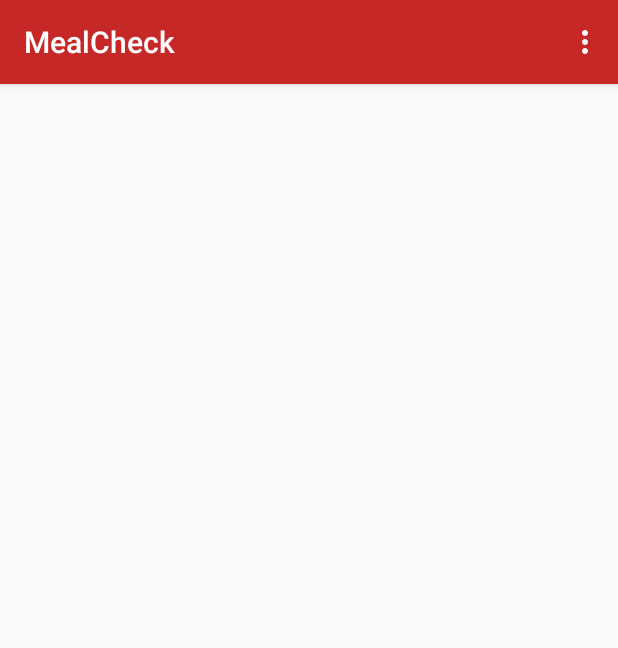
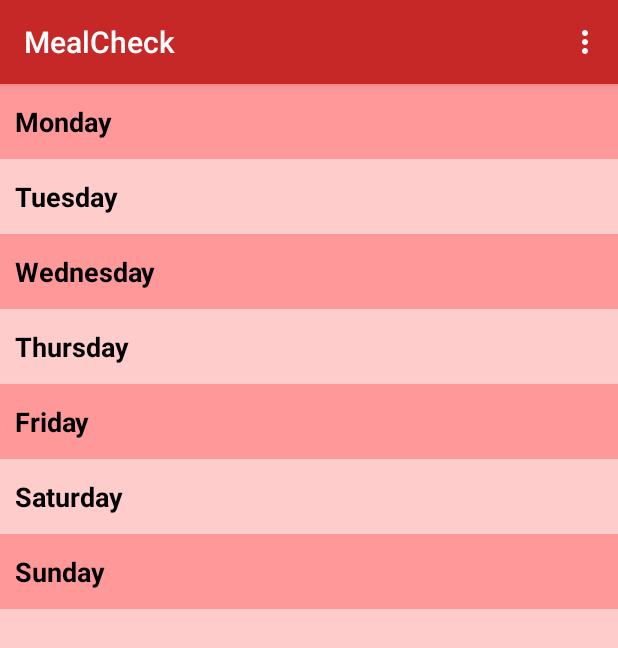
Before and after one commit to akash-kab/MealCheck, an Android app: the screen it shows after launch (MainActivity), on a phone screen of 412 x 824 dp. Shown: the top 648 px of the screen. Run offline under Robolectric (Android 15) with nearby library versions, the phone set to English and light mode, and no system bars; 1 statement that could not run was skipped.

Commit message:
Finish the main acivity xml file with all the labels and add colors and styles to make it cleaner.

```diff
--- /dev/null
+++ b/app/src/main/java/com/example/android/mealcheck/FoodActivity.java
@@ -0,0 +1,5 @@
+package com.example.android.mealcheck;
+
+public class FoodActivity {
+
+}
--- a/app/src/main/java/com/example/android/mealcheck/MainActivity.java
+++ b/app/src/main/java/com/example/android/mealcheck/MainActivity.java
@@ -1,10 +1,13 @@
 package com.example.android.mealcheck;
 
+import android.content.Intent;
 import android.support.v7.app.AppCompatActivity;
 import android.os.Bundle;
 import android.view.Menu;
 import android.view.MenuItem;
+import android.view.View;
 import android.widget.ListView;
+import android.widget.TextView;
 
 import java.util.ArrayList;
 
@@ -14,6 +17,17 @@ public class MainActivity extends AppCompatActivity {
     protected void onCreate(Bundle savedInstanceState) {
         super.onCreate(savedInstanceState);
         setContentView(R.layout.activity_main);
+
+
+        //Add Food from menu option
+        TextView add = (TextView) findViewById(R.id.add_food);
+        add.setOnClickListener(new View.OnClickListener() {
+            @Override
+            public void onClick(View view) {
+                Intent intent = new Intent(MainActivity.this, FoodActivity.class);
+                startActivity(intent);
+            }
+        });
 
 /*
         // testing adapter and listview.
--- a/app/src/main/res/layout/activity_main.xml
+++ b/app/src/main/res/layout/activity_main.xml
@@ -1,14 +1,49 @@
 <?xml version="1.0" encoding="utf-8"?>
-<RelativeLayout
+<LinearLayout
     xmlns:android="http://schemas.android.com/apk/res/android"
     xmlns:tools="http://schemas.android.com/tools"
     android:layout_width="match_parent"
     android:layout_height="match_parent"
+    android:background="#ffcccc"
+    android:orientation="vertical"
     tools:context=".MainActivity">
 
-    <ListView
-        android:id="@+id/list"
-        android:layout_width="match_parent"
-        android:layout_height="match_parent" />
+    <TextView
+        android:id="@+id/monday"
+        android:background="@color/RedShade"
+        style="@style/Category"
+        android:text="Monday" />
 
-</RelativeLayout>
+    <TextView
+        android:id="@+id/tuesday"
+        style="@style/Category"
+        android:text="Tuesday" />
+
+    <TextView
+        android:id="@+id/wednesday"
+        android:background="@color/RedShade"
+        style="@style/Category"
+        android:text="Wednesday" />
+
+    <TextView
+        android:id="@+id/thursday"
+        style="@style/Category"
+        android:text="Thursday" />
+
+    <TextView
+        android:id="@+id/friday"
+        android:background="@color/RedShade"
+        style="@style/Category"
+        android:text="Friday" />
+
+    <TextView
+        android:id="@+id/saturday"
+        style="@style/Category"
+        android:text="Saturday" />
+
+    <TextView
+        android:id="@+id/suday"
+        android:background="@color/RedShade"
+        style="@style/Category"
+        android:text="Sunday" />
+</LinearLayout>
--- /dev/null
+++ b/app/src/main/res/layout/food_activity.xml
@@ -0,0 +1,16 @@
+<?xml version="1.0" encoding="utf-8"?>
+<LinearLayout
+    xmlns:android="http://schemas.android.com/apk/res/android"
+    xmlns:tools="http://schemas.android.com/tools"
+    android:layout_width="match_parent"
+    android:layout_height="match_parent"
+    android:orientation="horizontal"
+    tools:context=".FoodActivity">
+
+    <ListView
+        android:id="@+id/list"
+        android:layout_width="match_parent"
+        android:layout_height="match_parent" />
+
+
+</LinearLayout>
--- a/app/src/main/res/values/colors.xml
+++ b/app/src/main/res/values/colors.xml
@@ -3,4 +3,7 @@
     <color name="colorPrimary">#c62828</color>
     <color name="colorPrimaryDark">#8e0000</color>
     <color name="colorAccent">#ff5f52</color>
+
+
+    <color name="RedShade">#ff9999</color>
 </resources>
--- a/app/src/main/res/values/styles.xml
+++ b/app/src/main/res/values/styles.xml
@@ -8,4 +8,14 @@
         <item name="colorAccent">@color/colorAccent</item>
     </style>
 
+    <style name="Category">
+        <item name="android:layout_width">match_parent</item>
+        <item name="android:layout_height">50dp</item>
+        <item name="android:gravity">center_vertical</item>
+        <item name="android:padding">10dp</item>
+        <item name="android:textColor">@android:color/black</item>
+        <item name="android:textStyle">bold</item>
+        <item name="android:textAppearance">?android:textAppearanceMedium</item>
+    </style>
+
 </resources>
```
